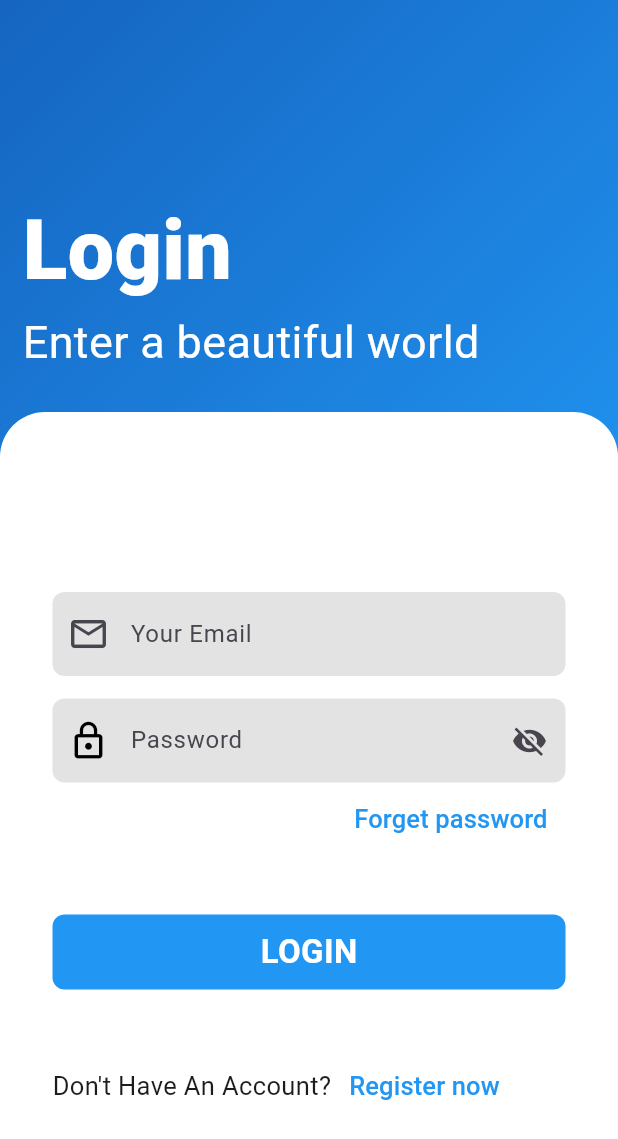
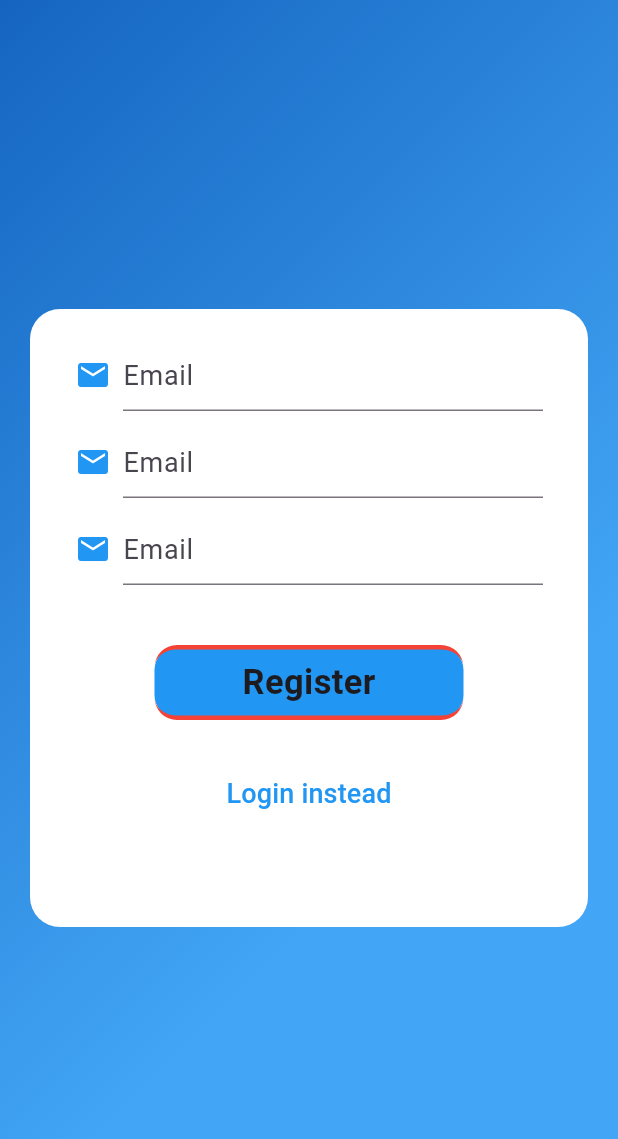
Before and after one commit to niceislam/Typewritter, a Flutter app: the screen it shows after launch, on a phone screen of 412 x 824 dp. Shown: the top 1139 px of the screen. Run offline on Flutter 3.47's test engine with Material 3 defaults, Android fonts, the phone set to English and light mode, and no system bars; our stand-ins replace animated_bottom_navigation_bar, typewritertext; missing offline and left inert: dart:ffi.

Commit message:
Add Register page

```diff
--- a/lib/bottomBar/login_screen.dart
+++ b/lib/bottomBar/login_screen.dart
@@ -1,6 +1,6 @@
 import 'dart:developer';
-
 import 'package:bottombar/bottomBar/Home_screen.dart';
+import 'package:bottombar/bottomBar/register_page.dart';
 import 'package:flutter/material.dart';
 
 class LoginScreen extends StatefulWidget {
@@ -18,7 +18,10 @@ class _LoginScreenState extends State<LoginScreen> {
   @override
   Widget build(BuildContext context) {
     return Scaffold(
-      body: Container(
+      body: SingleChildScrollView(
+        child: Column(
+          children: [
+            Container(
               constraints: BoxConstraints(
                 maxHeight: MediaQuery.sizeOf(context).height,
                 maxWidth: MediaQuery.sizeOf(context).width,
@@ -68,7 +71,11 @@ class _LoginScreenState extends State<LoginScreen> {
                         ),
                       ),
                       child: Padding(
-                  padding: const EdgeInsets.only(top: 120, left: 35, right: 35),
+                        padding: const EdgeInsets.only(
+                          top: 120,
+                          left: 35,
+                          right: 35,
+                        ),
                         child: Form(
                           key: mykey,
                           child: Column(
@@ -115,7 +122,9 @@ class _LoginScreenState extends State<LoginScreen> {
                                     return "field can't be empty";
                                   } else if (value.length < 8) {
                                     return "Password is short";
-                            } else if (!(RegExp('[A-Z]').hasMatch(value) &&
+                                  } else if (!(RegExp(
+                                        '[A-Z]',
+                                      ).hasMatch(value) &&
                                       RegExp('[a-z]').hasMatch(value) &&
                                       RegExp('[0-9]').hasMatch(value))) {
                                     return "Password not secure";
@@ -126,7 +135,10 @@ class _LoginScreenState extends State<LoginScreen> {
                                 onPressed: () {},
                                 child: Text(
                                   "Forget password",
-                            style: TextStyle(color: Colors.blue, fontSize: 17),
+                                  style: TextStyle(
+                                    color: Colors.blue,
+                                    fontSize: 17,
+                                  ),
                                 ),
                               ),
                               SizedBox(height: 40),
@@ -140,7 +152,9 @@ class _LoginScreenState extends State<LoginScreen> {
                                       passcontroller.text == "Nice64512") {
                                     Navigator.push(
                                       context,
-                                MaterialPageRoute(builder: (c) => HomeScreen()),
+                                      MaterialPageRoute(
+                                        builder: (c) => HomeScreen(),
+                                      ),
                                     );
                                   } else {
                                     ScaffoldMessenger.of(context).showSnackBar(
@@ -186,7 +200,14 @@ class _LoginScreenState extends State<LoginScreen> {
                                     style: TextStyle(fontSize: 17),
                                   ),
                                   TextButton(
-                              onPressed: () {},
+                                    onPressed: () {
+                                      Navigator.pushReplacement(
+                                        context,
+                                        MaterialPageRoute(
+                                          builder: (c) => RegisterPage(),
+                                        ),
+                                      );
+                                    },
                                     child: Text(
                                       "Register now",
                                       style: TextStyle(
@@ -201,6 +222,9 @@ class _LoginScreenState extends State<LoginScreen> {
                           ),
                         ),
                       ),
+                    ),
+                  ),
+                ],
               ),
             ),
           ],
--- /dev/null
+++ b/lib/bottomBar/register_page.dart
@@ -0,0 +1,135 @@
+import 'package:bottombar/bottomBar/login_screen.dart';
+import 'package:bottombar/bottomBar/widget_all.dart';
+import 'package:flutter/material.dart';
+
+class RegisterPage extends StatefulWidget {
+  const RegisterPage({super.key});
+
+  @override
+  State<RegisterPage> createState() => _RegisterPageState();
+}
+
+class _RegisterPageState extends State<RegisterPage> {
+  final fieldkey = GlobalKey<FormState>();
+  @override
+  Widget build(BuildContext context) {
+    return Scaffold(
+      body: SingleChildScrollView(
+        child: Column(
+          children: [
+            Container(
+              constraints: BoxConstraints(
+                maxHeight: MediaQuery.sizeOf(context).height,
+                maxWidth: MediaQuery.sizeOf(context).width,
+              ),
+              decoration: BoxDecoration(
+                gradient: LinearGradient(
+                  begin: Alignment.topLeft,
+                  end: Alignment.centerRight,
+                  colors: [Colors.blue.shade800, Colors.blue.shade400],
+                ),
+              ),
+              child: Padding(
+                padding: const EdgeInsets.only(right: 20, left: 20),
+                child: Form(
+                  key: fieldkey,
+                  child: Column(
+                    spacing: 25,
+                    mainAxisAlignment: MainAxisAlignment.center,
+                    children: [
+                      Container(
+                        height: MediaQuery.sizeOf(context).height / 2,
+                        width: MediaQuery.sizeOf(context).width,
+                        decoration: BoxDecoration(
+                          borderRadius: BorderRadius.circular(20),
+                          color: Colors.white,
+                        ),
+                        child: Padding(
+                          padding: const EdgeInsets.symmetric(
+                            horizontal: 30,
+                            vertical: 20,
+                          ),
+                          child: Column(
+                            spacing: 10,
+                            crossAxisAlignment: CrossAxisAlignment.center,
+                            children: [
+                              RegisterTextfield(
+                                preIcon: Icons.mail,
+                                hittext: "Email",
+                              ),
+                              RegisterTextfield(
+                                preIcon: Icons.mail,
+                                hittext: "Email",
+                              ),
+                              RegisterTextfield(
+                                preIcon: Icons.mail,
+                                hittext: "Email",
+                              ),
+                              SizedBox(height: 20),
+                              InkWell(
+                                onTap: () {
+                                  if (fieldkey.currentState!.validate()) {
+                                    return;
+                                  }
+                                },
+                                child: Container(
+                                  height: 50,
+                                  width: MediaQuery.sizeOf(context).width / 2,
+                                  decoration: BoxDecoration(
+                                    borderRadius: BorderRadius.circular(15),
+                                    color: Colors.blue,
+                                    border: Border(
+                                      bottom: BorderSide(
+                                        width: 3,
+                                        color: Colors.red,
+                                      ),
+                                      top: BorderSide(
+                                        width: 3,
+                                        color: Colors.red,
+                                      ),
+                                    ),
+                                  ),
+                                  child: Center(
+                                    child: Text(
+                                      "Register",
+                                      style: TextStyle(
+                                        fontSize: 23,
+                                        fontWeight: FontWeight.bold,
+                                      ),
+                                    ),
+                                  ),
+                                ),
+                              ),
+                              SizedBox(height: 5),
+                              TextButton(
+                                onPressed: () {
+                                  Navigator.pushReplacement(
+                                    context,
+                                    MaterialPageRoute(
+                                      builder: (c) => LoginScreen(),
+                                    ),
+                                  );
+                                },
+                                child: Text(
+                                  "Login instead",
+                                  style: TextStyle(
+                                    color: Colors.blue,
+                                    fontSize: 18,
+                                  ),
+                                ),
+                              ),
+                            ],
+                          ),
+                        ),
+                      ),
+                    ],
+                  ),
+                ),
+              ),
+            ),
+          ],
+        ),
+      ),
+    );
+  }
+}
--- a/lib/bottomBar/widget_all.dart
+++ b/lib/bottomBar/widget_all.dart
@@ -77,3 +77,41 @@ class RadioButtonCard extends StatelessWidget {
     );
   }
 }
+
+class RegisterTextfield extends StatelessWidget {
+  const RegisterTextfield({
+    super.key, this.hittext, this.preIcon, this.validator, this.controller,
+  });
+  final String? hittext;
+  final IconData? preIcon;
+  final FormFieldValidator? validator;
+  final TextEditingController? controller;
+
+
+  @override
+  Widget build(BuildContext context) {
+    return Row(spacing: 8,
+      children: [
+        Icon(preIcon,color: Colors.blue,),
+        Expanded(
+          child: TextFormField(
+            controller: controller,
+            style: TextStyle(
+              fontSize: 18,
+            ),
+            cursorHeight: 23,
+            cursorColor: Colors.blue,
+            decoration: InputDecoration(
+              focusColor: Colors.blue,
+              hintText: "${hittext}",
+              contentPadding: EdgeInsets.symmetric(
+                vertical: 10,
+              ),
+            ),
+            validator: validator,
+          ),
+        ),
+      ],
+    );
+  }
+}
--- a/lib/main.dart
+++ b/lib/main.dart
@@ -1,5 +1,6 @@
 import 'package:flutter/material.dart';
 import 'bottomBar/login_screen.dart';
+import 'bottomBar/register_page.dart';
 
 void main() {
   runApp(MyApp());
@@ -10,6 +11,9 @@ class MyApp extends StatelessWidget {
 
   @override
   Widget build(BuildContext context) {
-    return MaterialApp(debugShowCheckedModeBanner: false, home: LoginScreen());
+    return MaterialApp(
+        debugShowCheckedModeBanner: false,
+        home: RegisterPage()
+    );
   }
 }
```
Lines whose indentation alone changed are shown as unchanged.
